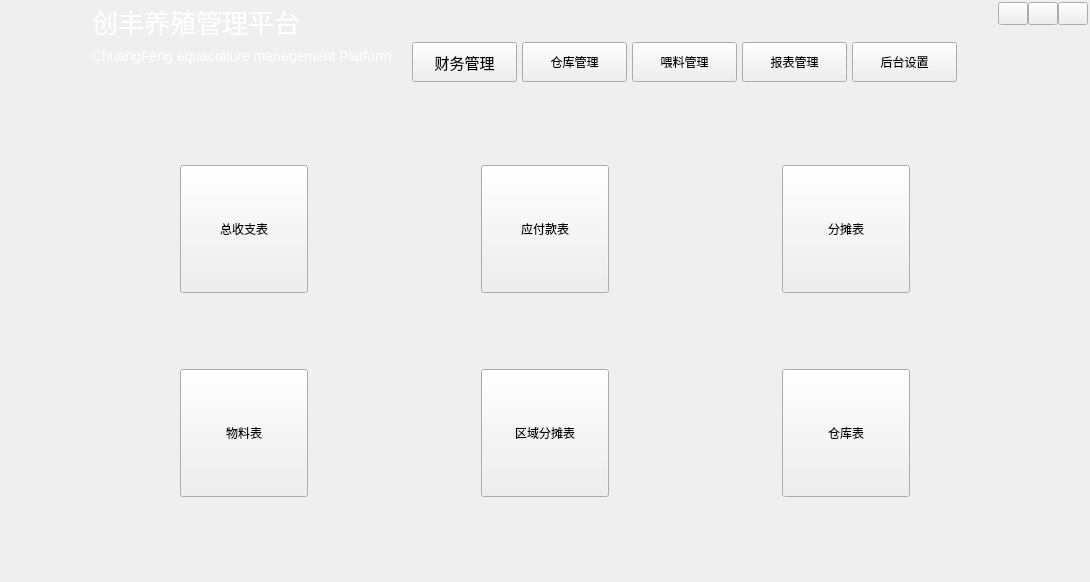
Old version of the form ChuangfengDesktop/ChuangfengDesktop.ui in the repository asdlei99/chuangfengdesktop.
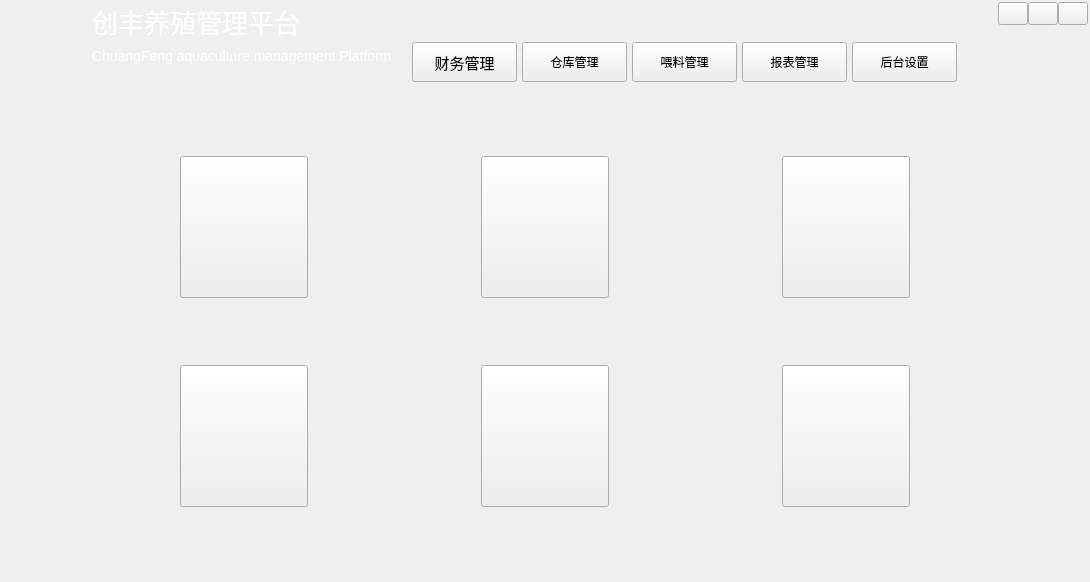
New version of the form. The open tabs and pages were chosen to show the change. Icons and pictures are not drawn. Custom widgets are drawn as their Qt base class.

The edit to the form file:
```diff
--- a/ChuangfengDesktop/ChuangfengDesktop.ui
+++ b/ChuangfengDesktop/ChuangfengDesktop.ui
@@ -673,11 +673,11 @@
            <property name="minimumSize">
             <size>
              <width>128</width>
-             <height>128</height>
+             <height>142</height>
             </size>
            </property>
            <property name="text">
-            <string>总收支表</string>
+            <string/>
            </property>
           </widget>
          </item>
@@ -686,11 +686,11 @@
            <property name="minimumSize">
             <size>
              <width>128</width>
-             <height>128</height>
+             <height>142</height>
             </size>
            </property>
            <property name="text">
-            <string>区域分摊表</string>
+            <string/>
            </property>
           </widget>
          </item>
@@ -738,11 +738,11 @@
            <property name="minimumSize">
             <size>
              <width>128</width>
-             <height>128</height>
+             <height>142</height>
             </size>
            </property>
            <property name="text">
-            <string>仓库表</string>
+            <string/>
            </property>
           </widget>
          </item>
@@ -751,11 +751,11 @@
            <property name="minimumSize">
             <size>
              <width>128</width>
-             <height>128</height>
+             <height>142</height>
             </size>
            </property>
            <property name="text">
-            <string>物料表</string>
+            <string/>
            </property>
           </widget>
          </item>
@@ -764,11 +764,11 @@
            <property name="minimumSize">
             <size>
              <width>128</width>
-             <height>128</height>
+             <height>142</height>
             </size>
            </property>
            <property name="text">
-            <string>分摊表</string>
+            <string/>
            </property>
           </widget>
          </item>
@@ -777,11 +777,11 @@
            <property name="minimumSize">
             <size>
              <width>128</width>
-             <height>128</height>
+             <height>142</height>
             </size>
            </property>
            <property name="text">
-            <string>应付款表</string>
+            <string/>
            </property>
           </widget>
          </item>
```
Left out of the diff: 30 changed lines with no effect on the pictures.
